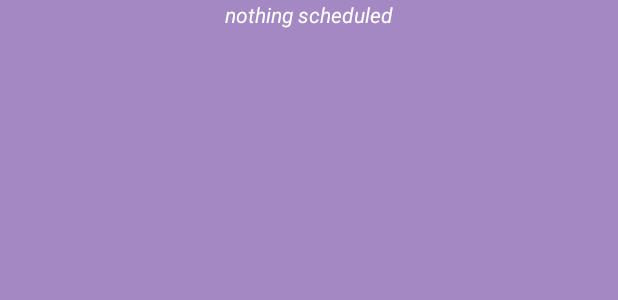
After one commit to wichmannpas/todoscheduler-android, an Android app: the layout task_widget_schedule_list_empty.xml on its own in the app's theme, with its tools: preview values and no code run, on a phone screen of 412 x 824 dp. The commit adds this screen. Shown: the top 300 px of the screen. Run offline under Robolectric (Android 15) with nearby library versions, the phone set to English and light mode, and no system bars.

Commit message:
Widget: schedule: Display empty string for each day

```diff
--- /dev/null
+++ b/app/src/main/res/layout/task_widget_schedule_list_empty.xml
@@ -0,0 +1,24 @@
+<?xml version="1.0" encoding="utf-8"?>
+<LinearLayout xmlns:android="http://schemas.android.com/apk/res/android"
+    android:id="@+id/task_widget_list_item"
+    android:layout_width="match_parent"
+    android:layout_height="match_parent"
+    android:orientation="horizontal"
+    android:gravity="center"
+    android:background="#9063329c"
+    android:padding="@dimen/widget_margin">
+
+    <TextView xmlns:android="http://schemas.android.com/apk/res/android"
+        android:id="@+id/task_text"
+        android:textSize="@dimen/widget_text_size"
+        android:textStyle="italic"
+        android:textAlignment="center"
+        android:textColor="#ffffff"
+        android:paddingStart="5dp"
+        android:paddingEnd="5dp"
+        android:layout_width="0dp"
+        android:layout_weight="3"
+        android:layout_height="match_parent"
+        android:text="@string/nothing_scheduled" />
+
+</LinearLayout>
--- a/app/src/main/res/values/strings.xml
+++ b/app/src/main/res/values/strings.xml
@@ -8,4 +8,5 @@
     <string name="no_open_tasks">No open tasks.</string>
     <string name="no_scheduled_tasks">No scheduled tasks chunks for today or tomorrow.</string>
     <string name="schedule">Schedule</string>
+    <string name="nothing_scheduled">nothing scheduled</string>
 </resources>
```
Also changed, not shown: app/src/main/java/org/todoscheduler/todoscheduler/TaskWidgetViewsFactory.java (+22 -5 lines).
